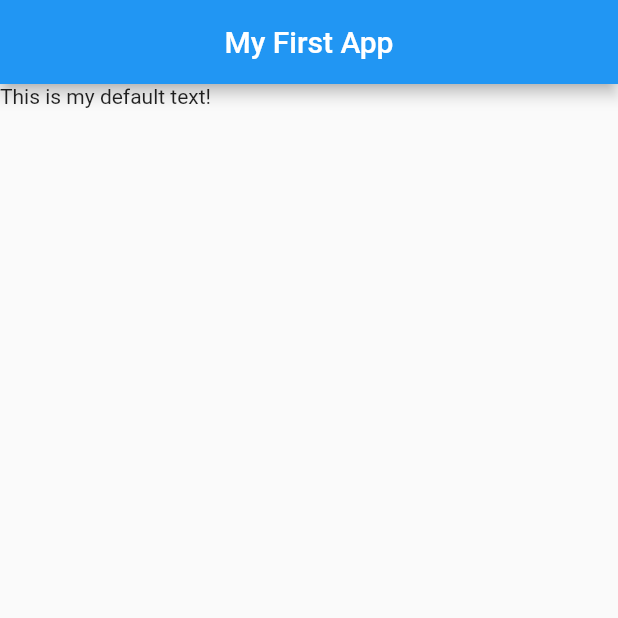
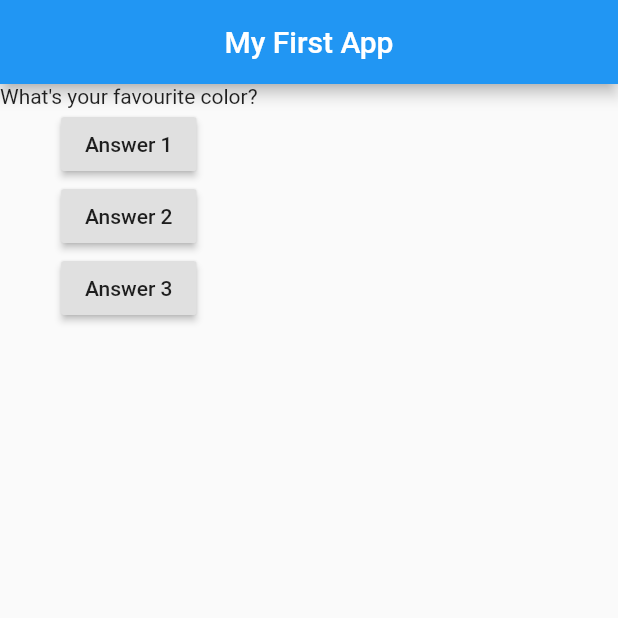
Before and after one commit to IsaacAderogba/quizzly, a Flutter app: the screen it shows after launch, on a phone screen of 412 x 824 dp, the top half of it. Run offline on Flutter 3.47's test engine with Material 2 defaults, Android fonts, the phone set to English and light mode, and no system bars.

```diff
--- a/lib/main.dart
+++ b/lib/main.dart
@@ -2,17 +2,55 @@ import 'package:flutter/material.dart';
 
 void main() => runApp(MyApp());
 
-class MyApp extends StatelessWidget {
+class MyApp extends StatefulWidget {
+  @override
+  State<StatefulWidget> createState() {
+    return MyAppState();
+  }
+}
+
+class MyAppState extends State<MyApp> {
+  var questionIndex = 0;
+
   @override
   Widget build(BuildContext context) {
+    var questions = [
+      "What's your favourite color?",
+      "What's your favourite animal?",
+    ];
+
     return MaterialApp(
-      home: Scaffold(
-        appBar: AppBar(
-          centerTitle: true,
-          title: Text("My First App"),
-        ),
-        body: Text("This is my default text!"),
+        home: Scaffold(
+      appBar: AppBar(
+        centerTitle: true,
+        title: Text("My First App"),
       ),
-    );
+      body: Column(
+        children: <Widget>[
+          Text(questions[questionIndex]),
+          RaisedButton(
+            child: Text("Answer 1"),
+            onPressed: answerQuestion,
+          ),
+          RaisedButton(
+            child: Text("Answer 2"),
+            onPressed: answerQuestion,
+          ),
+          RaisedButton(
+            child: Text("Answer 3"),
+            onPressed: () {
+              print('Answer 3 chosen');
+            },
+          ),
+        ],
+      ),
+    ));
+  }
+
+  void answerQuestion() {
+    setState(() {
+      questionIndex = questionIndex + 1;
+    });
+    print(questionIndex);
   }
 }
```
